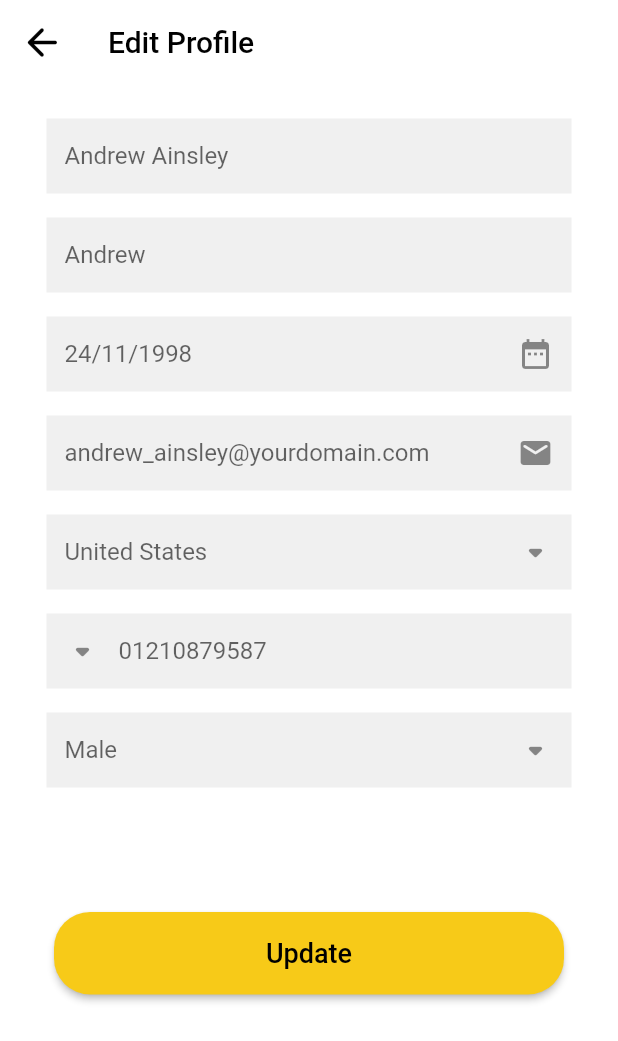
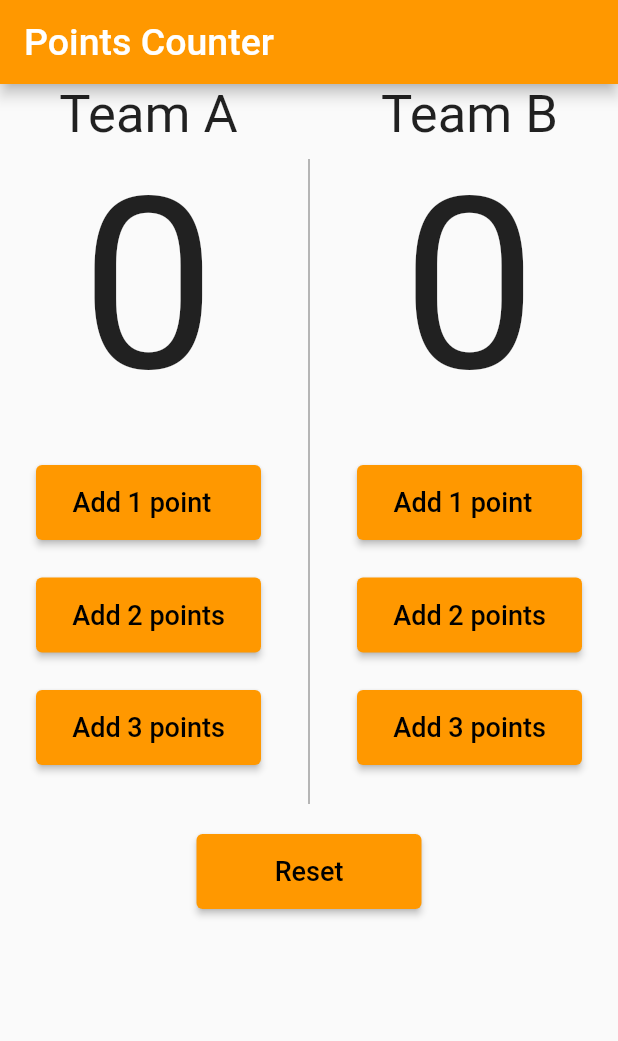
Before and after one commit to Ibrahim72x/hema_is_here, a Flutter app: the screen it shows after launch, on a phone screen of 412 x 824 dp. Shown: the top 1041 px of the screen. Run offline on Flutter 3.47's test engine with Material 2 defaults, Android fonts, the phone set to English and light mode, and no system bars; project files that could hold a hidden picture were left out.

Commit message:
Points Counter

```diff
--- a/lib/main.dart
+++ b/lib/main.dart
@@ -1,188 +1,161 @@
 import 'package:flutter/material.dart';
 
 void main() {
-  runApp((EditProfile()));
+  runApp(PointsCounter());
 }
 
-class EditProfile extends StatelessWidget {
-  const EditProfile({super.key});
+class PointsCounter extends StatelessWidget {
+  const PointsCounter({super.key});
+
   @override
   Widget build(BuildContext context) {
     return MaterialApp(
-        theme: new ThemeData(scaffoldBackgroundColor: Colors.white),
         home: Scaffold(
       appBar: AppBar(
-              leading: IconButton(
-                onPressed: () {},
-                icon: Icon(
-                    color: Colors.black, size: 30, Icons.arrow_back_rounded),
-              ),
+        backgroundColor: Colors.orange,
         title: Text(
-                'Edit Profile',
-                style: TextStyle(color: Colors.black, fontSize: 20),
-              ),
-              elevation: 0.0,
-              backgroundColor: Colors.white,
-            ),
-            body: Padding(
-              padding: const EdgeInsets.all(15),
-              child: SingleChildScrollView(
-                child: Column(children: [
-                  Row(
-                    children: [],
-                  ),
-                  Padding(
-                    padding:
-                        const EdgeInsets.symmetric(vertical: 8, horizontal: 16),
-                    child: Container(
-                      height: 50,
-                      color: Color.fromARGB(255, 240, 240, 240),
-                      child: TextField(
-                        decoration: InputDecoration(
-                            border: OutlineInputBorder(
-                              borderSide: BorderSide.none,
-                            ),
-                            hintText: 'Full name',
-                            labelText: 'Andrew Ainsley'),
-                        onChanged: (value) {
-                          print(value);
-                        },
+          'Points Counter',
+          style: TextStyle(fontSize: 25),
         ),
       ),
+      body: Column(
+        children: [
+          Container(
+            height: 500,
+            child: Row(
+              mainAxisAlignment: MainAxisAlignment.spaceEvenly,
+              children: [
+                Container(
+                  child: Column(
+                    children: [
+                      Text(
+                        'Team A',
+                        style: TextStyle(fontSize: 35),
                       ),
-                  Padding(
-                      padding: const EdgeInsets.symmetric(
-                          vertical: 8, horizontal: 16),
-                      child: Container(
-                          height: 50,
-                          color: Color.fromARGB(255, 240, 240, 240),
-                          child: TextField(
-                              decoration: InputDecoration(
-                                  border: OutlineInputBorder(
-                                    borderSide: BorderSide.none,
+                      Text(
+                        '0',
+                        style: TextStyle(fontSize: 160),
                       ),
-                                  hintText: 'Nickname',
-                                  labelText: 'Andrew')))),
-                  Padding(
-                    padding:
-                        const EdgeInsets.symmetric(vertical: 8, horizontal: 16),
-                    child: Container(
-                        height: 50,
-                        color: Color.fromARGB(255, 240, 240, 240),
-                        child: TextField(
-                            decoration: InputDecoration(
-                          border: OutlineInputBorder(
-                            borderSide: BorderSide.none,
-                          ),
-                          hintText: 'Date',
-                          labelText: '24/11/1998',
-                          suffixIcon: IconButton(
-                              onPressed: () {}, icon: Icon(Icons.date_range)),
-                        ))),
-                  ),
-                  Padding(
-                    padding:
-                        const EdgeInsets.symmetric(vertical: 8, horizontal: 16),
-                    child: Container(
-                        height: 50,
-                        color: Color.fromARGB(255, 240, 240, 240),
-                        child: TextField(
-                            decoration: InputDecoration(
-                          border: OutlineInputBorder(
-                            borderSide: BorderSide.none,
-                          ),
-                          hintText: 'E-mail',
-                          labelText: 'andrew_ainsley@yourdomain.com',
-                          suffixIcon: IconButton(
-                              onPressed: () {},
-                              icon: Icon(Icons.email_rounded)),
-                        ))),
-                  ),
-                  Padding(
-                    padding:
-                        const EdgeInsets.symmetric(vertical: 8, horizontal: 16),
-                    child: Container(
-                        height: 50,
-                        color: Color.fromARGB(255, 240, 240, 240),
-                        child: TextField(
-                            decoration: InputDecoration(
-                          border: OutlineInputBorder(
-                            borderSide: BorderSide.none,
-                          ),
-                          hintText: 'Country',
-                          labelText: 'United States',
-                          suffixIcon: IconButton(
-                              onPressed: () {},
-                              icon: Icon(Icons.arrow_drop_down_rounded,
-                                  size: 30)),
-                        ))),
-                  ),
-                  Padding(
-                    padding:
-                        const EdgeInsets.symmetric(vertical: 8, horizontal: 16),
-                    child: Container(
-                        height: 50,
-                        color: Color.fromARGB(255, 240, 240, 240),
-                        child: TextField(
-                            decoration: InputDecoration(
-                          border: OutlineInputBorder(
-                            borderSide: BorderSide.none,
-                          ),
-                          hintText: 'Phone number',
-                          labelText: '01210879587',
-                          prefixIcon: IconButton(
-                              onPressed: () {},
-                              icon: Icon(
-                                Icons.arrow_drop_down_rounded,
-                                size: 30,
-                              )),
-                        ))),
-                  ),
-                  Padding(
-                    padding:
-                        const EdgeInsets.symmetric(vertical: 8, horizontal: 16),
-                    child: Container(
-                        height: 50,
-                        color: Color.fromARGB(255, 240, 240, 240),
-                        child: TextField(
-                            decoration: InputDecoration(
-                          border: OutlineInputBorder(
-                            borderSide: BorderSide.none,
-                          ),
-                          hintText: 'Gender',
-                          labelText: 'Male',
-                          suffixIcon: IconButton(
-                              onPressed: () {},
-                              icon: Icon(Icons.arrow_drop_down_rounded,
-                                  size: 30)),
-                        ))),
-                  ),
-                  SizedBox(height: 75.0),
-                  MaterialButton(
-                    height: 55,
-                    minWidth: 340,
-                    shape: RoundedRectangleBorder(
-                        borderRadius: new BorderRadius.circular(24)),
+                      Container(
+                        height: 250,
+                        child: Column(
+                          mainAxisAlignment: MainAxisAlignment.spaceEvenly,
+                          children: [
+                            ElevatedButton(
+                                style: ElevatedButton.styleFrom(
+                                    padding: EdgeInsets.all(8),
+                                    minimumSize: Size(150, 50),
+                                    primary: Colors.orange),
                                 onPressed: () {},
                                 child: Text(
-                      "Update",
+                                  'Add 1 point  ',
                                   style: TextStyle(
-                        fontSize: 18,
-                        color: Colors.black,
+                                      color: Colors.black, fontSize: 18),
+                                )),
+                            ElevatedButton(
+                                style: ElevatedButton.styleFrom(
+                                    padding: EdgeInsets.all(8),
+                                    minimumSize: Size(150, 50),
+                                    primary: Colors.orange),
+                                onPressed: () {},
+                                child: Text(
+                                  'Add 2 points',
+                                  style: TextStyle(
+                                      color: Colors.black, fontSize: 18),
+                                )),
+                            ElevatedButton(
+                                style: ElevatedButton.styleFrom(
+                                    padding: EdgeInsets.all(8),
+                                    minimumSize: Size(150, 50),
+                                    primary: Colors.orange),
+                                onPressed: () {},
+                                child: Text(
+                                  'Add 3 points',
+                                  style: TextStyle(
+                                      color: Colors.black, fontSize: 18),
+                                ))
+                          ],
                         ),
                       ),
-                    color: Color(0xFFF7CA18),
+                    ],
+                  ),
+                ),
+                VerticalDivider(
+                  color: Colors.grey,
+                  thickness: 1,
+                  indent: 50,
+                  endIndent: 20,
+                ),
+                Column(
+                  children: [
+                    Text(
+                      'Team B',
+                      style: TextStyle(fontSize: 35),
+                    ),
+                    Text(
+                      '0',
+                      style: TextStyle(fontSize: 160),
+                    ),
+                    Container(
+                      height: 250,
+                      child: Column(
+                        mainAxisAlignment: MainAxisAlignment.spaceEvenly,
+                        children: [
+                          ElevatedButton(
+                              style: ElevatedButton.styleFrom(
+                                  padding: EdgeInsets.all(8),
+                                  minimumSize: Size(150, 50),
+                                  primary: Colors.orange),
+                              onPressed: () {},
+                              child: Text(
+                                'Add 1 point  ',
+                                style: TextStyle(
+                                    color: Colors.black, fontSize: 18),
+                              )),
+                          ElevatedButton(
+                              style: ElevatedButton.styleFrom(
+                                  padding: EdgeInsets.all(8),
+                                  minimumSize: Size(150, 50),
+                                  primary: Colors.orange),
+                              onPressed: () {},
+                              child: Text(
+                                'Add 2 points',
+                                style: TextStyle(
+                                    color: Colors.black, fontSize: 18),
+                              )),
+                          ElevatedButton(
+                              style: ElevatedButton.styleFrom(
+                                  padding: EdgeInsets.all(8),
+                                  minimumSize: Size(150, 50),
+                                  primary: Colors.orange),
+                              onPressed: () {},
+                              child: Text(
+                                'Add 3 points',
+                                style: TextStyle(
+                                    color: Colors.black, fontSize: 18),
+                              ))
+                        ],
+                      ),
+                    ),
+                  ],
                 )
-                ]),
+              ],
             ),
-            )));
+          ),
+          ElevatedButton(
+              style: ElevatedButton.styleFrom(
+                  padding: EdgeInsets.all(8),
+                  minimumSize: Size(150, 50),
+                  primary: Colors.orange),
+              onPressed: () {},
+              child: Text(
+                'Reset',
+                style: TextStyle(color: Colors.black, fontSize: 18),
+              ))
+        ],
+      ),
+    ));
   }
 }
-// 80
 
-// alt+shift+f for formating
-// ctrl + p for quick open
-// alt + up or down
-// ctrl + d
-// f2 for renaming a class
-// alt + shift + o for removing unused imports
+//* hi every one
```
Lines whose indentation alone changed are shown as unchanged.
